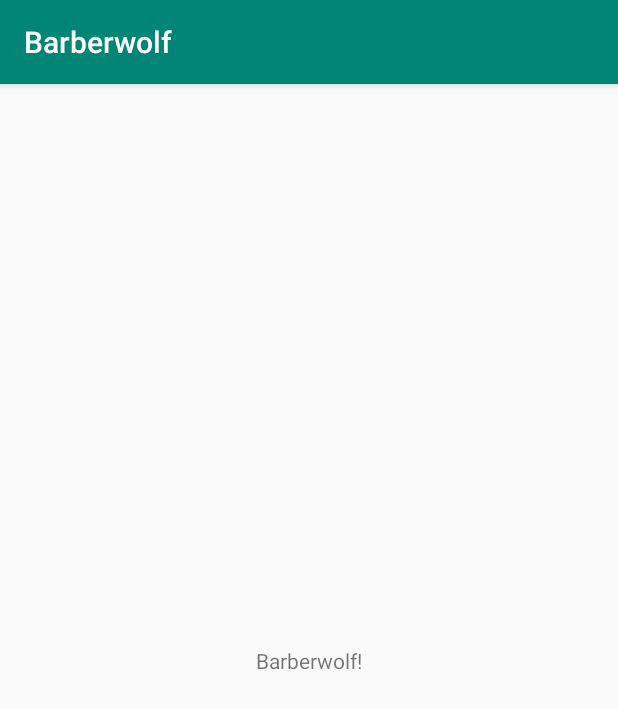
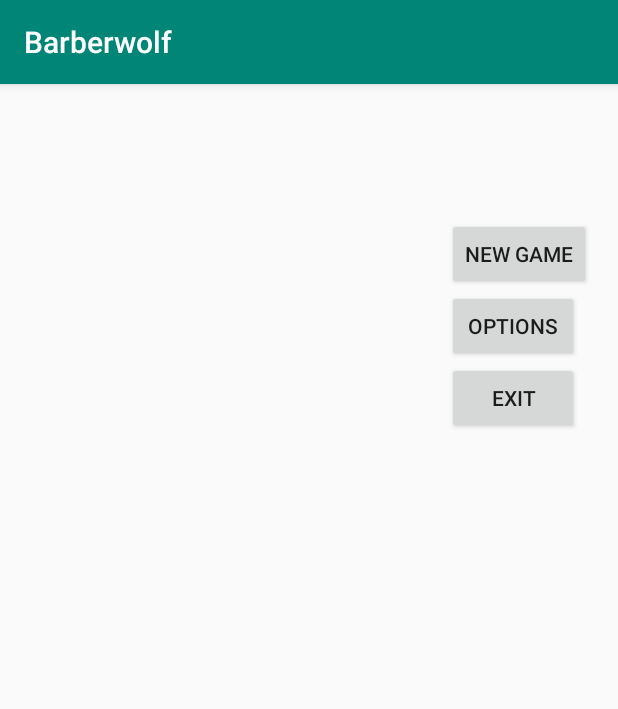
Before and after one commit to Nenartovich/Barberwolf, an Android app: the screen it shows after launch (MainActivity), on a phone screen of 412 x 824 dp. Shown: the top 709 px of the screen. Run offline under Robolectric (Android 15) with nearby library versions, the phone set to English and light mode, and no system bars; libraries missing offline, so code that uses them is left out: androidx.appcompat.app.

Commit message:
Added main menu simple buttons

```diff
--- a/app/src/main/java/org/project/barberwolf/MainActivity.java
+++ b/app/src/main/java/org/project/barberwolf/MainActivity.java
@@ -1,6 +1,6 @@
 package org.project.barberwolf;
 
-import androidx.appcompat.app.AppCompatActivity;
+import  androidx.appcompat.app.AppCompatActivity;
 
 import android.os.Bundle;
 
--- a/app/src/main/res/layout/activity_main.xml
+++ b/app/src/main/res/layout/activity_main.xml
@@ -6,13 +6,29 @@
     android:layout_height="match_parent"
     tools:context=".MainActivity">
 
-    <TextView
+    <Button
+        android:id="@+id/newGameButton"
         android:layout_width="wrap_content"
         android:layout_height="wrap_content"
-        android:text="Barberwolf!"
-        app:layout_constraintBottom_toBottomOf="parent"
-        app:layout_constraintLeft_toLeftOf="parent"
-        app:layout_constraintRight_toRightOf="parent"
+        android:layout_marginStart="298dp"
+        android:layout_marginTop="89dp"
+        android:text="New game"
+        app:layout_constraintStart_toStartOf="parent"
         app:layout_constraintTop_toTopOf="parent" />
 
+    <Button
+        android:id="@+id/optionsButton"
+        android:layout_width="wrap_content"
+        android:layout_height="wrap_content"
+        android:text="Options"
+        app:layout_constraintStart_toStartOf="@+id/newGameButton"
+        app:layout_constraintTop_toBottomOf="@+id/newGameButton" />
+
+    <Button
+        android:id="@+id/exitButton"
+        android:layout_width="wrap_content"
+        android:layout_height="wrap_content"
+        android:text="Exit"
+        app:layout_constraintStart_toStartOf="@+id/optionsButton"
+        app:layout_constraintTop_toBottomOf="@+id/optionsButton" />
 </androidx.constraintlayout.widget.ConstraintLayout>
```
